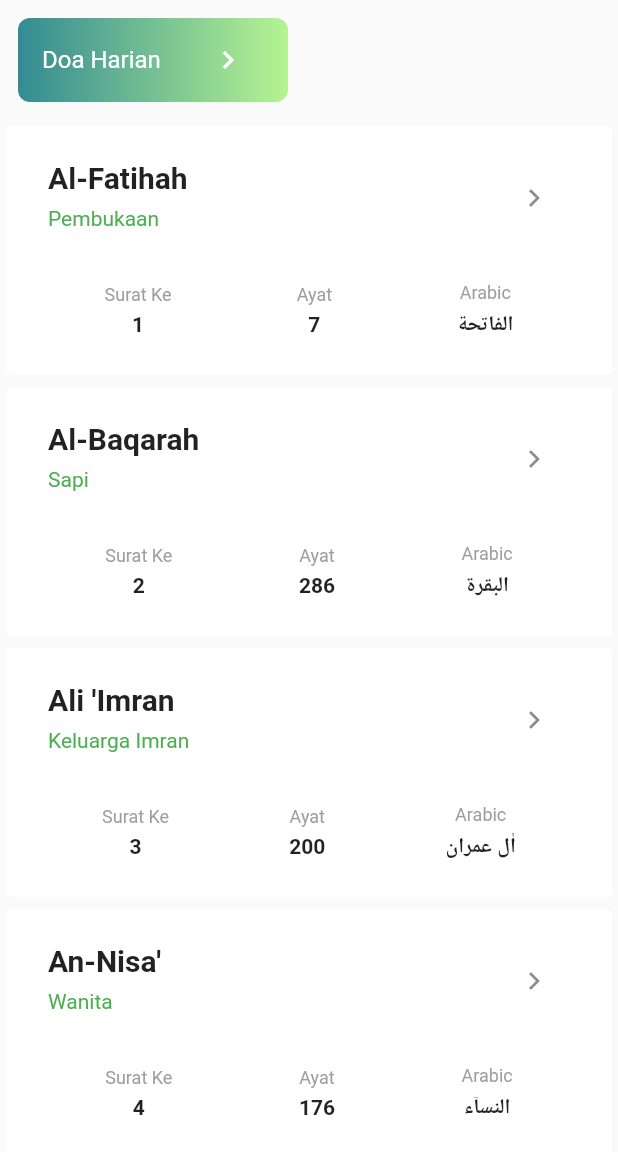
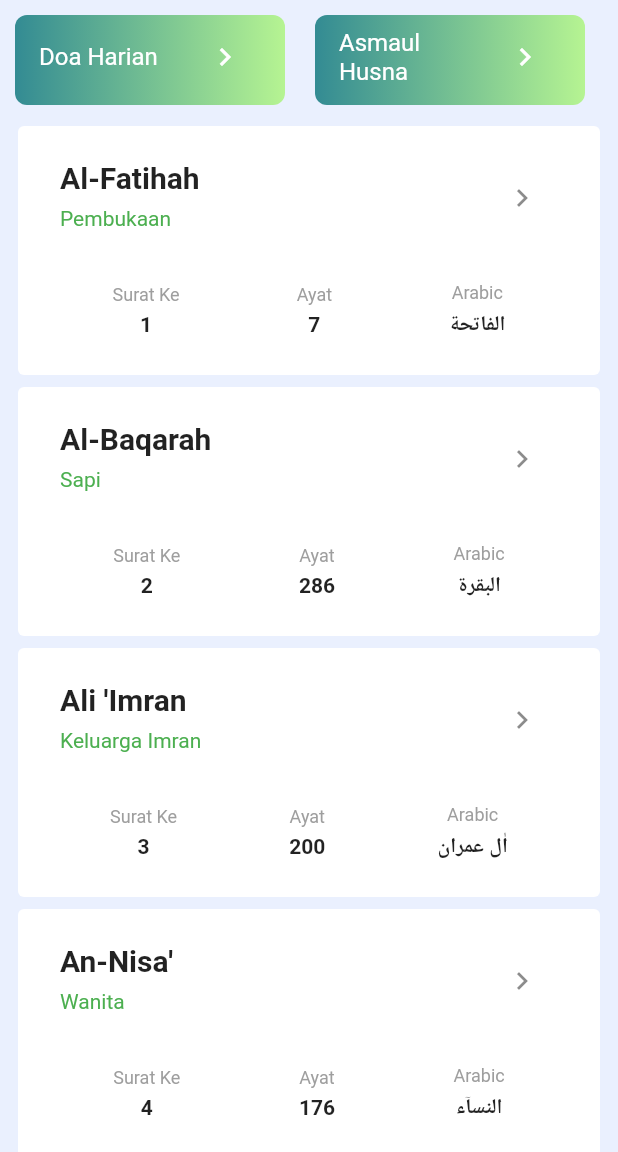
Before and after one commit to hifiaz/Qurani, a Flutter app: the screen it shows after launch, on a phone screen of 412 x 824 dp, the part 84-1236 px from its top. Run offline on Flutter 3.47's test engine with Material 2 defaults, Android fonts, the light colour scheme and no system bars.

Commit message:
add asmaul husna

```diff
--- a/lib/main.dart
+++ b/lib/main.dart
@@ -1,5 +1,6 @@
 import 'dart:convert';
 
+import 'package:alqurani/detailasmaul.dart';
 import 'package:alqurani/detaildoa.dart';
 import 'package:alqurani/detailsurah.dart';
 import 'package:flutter/material.dart';
@@ -15,7 +16,7 @@ class MyApp extends StatelessWidget {
       title: 'Alqurani',
       theme: ThemeData(
           primarySwatch: Colors.green,
-      ),
+          scaffoldBackgroundColor: Color(0xffeaf0fe)),
       home: MyHomePage(title: 'Alqurani'),
     );
   }
@@ -50,7 +51,70 @@ class _MyHomePageState extends State<MyHomePage> {
         physics: ScrollPhysics(),
         shrinkWrap: true,
         children: <Widget>[
-          new ListMenu(),
+          Container(
+            height: 80.0,
+            child: ListView(
+              scrollDirection: Axis.horizontal,
+              children: <Widget>[
+                Container(
+                  margin: EdgeInsets.all(10.0),
+                  decoration: BoxDecoration(
+                      borderRadius: BorderRadius.circular(8.0),
+                      gradient: LinearGradient(colors: [
+                        Color(0xff338b93),
+                        Color(0xffb6f492),
+                      ])),
+                  width: 180,
+                  child: ListTile(
+                    title: Text(
+                      'Doa Harian',
+                      style: TextStyle(color: Colors.white),
+                    ),
+                    trailing: IconButton(
+                      icon: Icon(
+                        Icons.keyboard_arrow_right,
+                        color: Colors.white,
+                      ),
+                      onPressed: () {
+                        Navigator.push(
+                            context,
+                            MaterialPageRoute(
+                                builder: (context) => DetailDoa()));
+                      },
+                    ),
+                  ),
+                ),
+                Container(
+                  margin: EdgeInsets.all(10.0),
+                  decoration: BoxDecoration(
+                      borderRadius: BorderRadius.circular(8.0),
+                      gradient: LinearGradient(colors: [
+                        Color(0xff338b93),
+                        Color(0xffb6f492),
+                      ])),
+                  width: 180,
+                  child: ListTile(
+                    title: Text(
+                      'Asmaul Husna',
+                      style: TextStyle(color: Colors.white),
+                    ),
+                    trailing: IconButton(
+                      icon: Icon(
+                        Icons.keyboard_arrow_right,
+                        color: Colors.white,
+                      ),
+                      onPressed: () {
+                        Navigator.push(
+                            context,
+                            MaterialPageRoute(
+                                builder: (context) => DetailAsmaul()));
+                      },
+                    ),
+                  ),
+                ),
+              ],
+            ),
+          ),
           FutureBuilder(
             future: loadInfo(),
             builder: (c, snapshot) {
@@ -60,7 +124,9 @@ class _MyHomePageState extends State<MyHomePage> {
                       shrinkWrap: true,
                       itemCount: snapshot.data.length,
                       itemBuilder: (BuildContext c, int i) {
-                        return Card(
+                        return Padding(
+                          padding: const EdgeInsets.symmetric(horizontal: 8.0),
+                          child: Card(
                               elevation: 0.0,
                               child: Container(
                                 padding: EdgeInsets.all(12.0),
@@ -81,10 +147,12 @@ class _MyHomePageState extends State<MyHomePage> {
                                       subtitle: Text(
                                         snapshot.data[i]['translation'],
                                         style: TextStyle(
-                                          fontSize: 14.0, color: Colors.green),
+                                            fontSize: 14.0,
+                                            color: Colors.green),
                                       ),
                                       trailing: IconButton(
-                                        icon: Icon(Icons.keyboard_arrow_right),
+                                          icon:
+                                              Icon(Icons.keyboard_arrow_right),
                                           onPressed: () {
                                             Navigator.push(
                                                 context,
@@ -123,7 +191,8 @@ class _MyHomePageState extends State<MyHomePage> {
                                                 snapshot.data[i]['index']
                                                     .toString(),
                                                 style: TextStyle(
-                                                  fontWeight: FontWeight.bold),
+                                                    fontWeight:
+                                                        FontWeight.bold),
                                               ),
                                             ],
                                           ),
@@ -142,7 +211,8 @@ class _MyHomePageState extends State<MyHomePage> {
                                                 snapshot.data[i]['ayah_count']
                                                     .toString(),
                                                 style: TextStyle(
-                                                  fontWeight: FontWeight.bold),
+                                                    fontWeight:
+                                                        FontWeight.bold),
                                               ),
                                             ],
                                           ),
@@ -161,7 +231,8 @@ class _MyHomePageState extends State<MyHomePage> {
                                                 snapshot.data[i]['arabic']
                                                     .toString(),
                                                 style: TextStyle(
-                                                  fontWeight: FontWeight.bold),
+                                                    fontWeight:
+                                                        FontWeight.bold),
                                               ),
                                             ],
                                           ),
@@ -170,7 +241,8 @@ class _MyHomePageState extends State<MyHomePage> {
                                     ),
                                   ],
                                 ),
-                            ));
+                              )),
+                        );
                       },
                     )
                   : Container(
@@ -192,52 +264,3 @@ class _MyHomePageState extends State<MyHomePage> {
     );
   }
 }
-
-class ListMenu extends StatelessWidget {
-  const ListMenu({
-    Key key,
-  }) : super(key: key);
-
-  @override
-  Widget build(BuildContext context) {
-    return Container(
-      height: 80.0,
-      child: ListView(
-        scrollDirection: Axis.horizontal,
-        children: <Widget>[
-          Padding(
-            padding: const EdgeInsets.all(8.0),
-            child: Card(
-              elevation: 0.0,
-              child: Container(
-                decoration: BoxDecoration(
-                    borderRadius: BorderRadius.circular(8.0),
-                    gradient: LinearGradient(colors: [
-                      Color(0xff338b93),
-                      Color(0xffb6f492),
-                    ])),
-                width: 180,
-                child: ListTile(
-                  title: Text(
-                    'Doa Harian',
-                    style: TextStyle(color: Colors.white),
-                  ),
-                  trailing: IconButton(
-                    icon: Icon(
-                      Icons.keyboard_arrow_right,
-                      color: Colors.white,
-                    ),
-                    onPressed: () {
-                      Navigator.push(context,
-                          MaterialPageRoute(builder: (context) => DetailDoa()));
-                    },
-                  ),
-                ),
-              ),
-            ),
-          ),
-        ],
-      ),
-    );
-  }
-}
--- a/surah/asmaul-husna.json
+++ b/surah/asmaul-husna.json
@@ -584,7 +584,7 @@
     {
       "index": "84",
       "latin": "Malikul Mulk",
-      "arabic": "مَالِكُ&nbsp;الْمُلْكِ",
+      "arabic": "مَالِكُالْمُلْكِ",
       "translation_id": "Yang Memiliki Mutlak sifatPenguasa Kerajaan (Semesta)",
       "translation_en": "The Owner of All Sovereignty"
     },
```
Also changed, not shown: lib/detailasmaul.dart (added, +72 -0 lines), 1 other file. Lines whose indentation alone changed are shown as unchanged.
